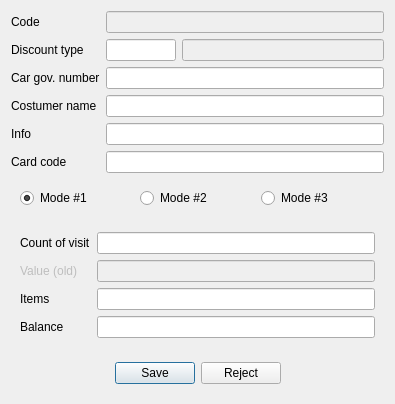
Above: RowEditor/recarclient.ui from End1-1/Resort-2 before the change. Below: the same form after it.
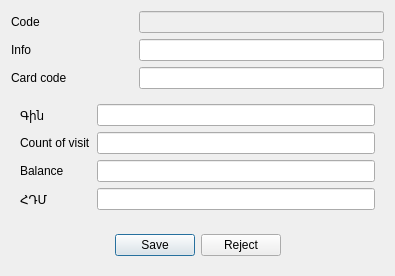
That is the form after the change. Custom widgets are drawn as their Qt base class.

The edit to the form file:
```diff
--- a/RowEditor/recarclient.ui
+++ b/RowEditor/recarclient.ui
@@ -7,150 +7,14 @@
     <x>0</x>
     <y>0</y>
     <width>395</width>
-    <height>378</height>
+    <height>259</height>
    </rect>
   </property>
   <property name="windowTitle">
    <string>Costumer</string>
   </property>
   <layout class="QGridLayout" name="gridLayout">
-   <item row="6" column="0" colspan="3">
-    <widget class="QWidget" name="widget_2" native="true">
-     <layout class="QHBoxLayout" name="horizontalLayout_2">
-      <item>
-       <widget class="QRadioButton" name="rbMode1">
-        <property name="text">
-         <string>Mode #1</string>
-        </property>
-        <property name="checked">
-         <bool>true</bool>
-        </property>
-       </widget>
-      </item>
-      <item>
-       <widget class="QRadioButton" name="rbMode2">
-        <property name="text">
-         <string>Mode #2</string>
-        </property>
-       </widget>
-      </item>
-      <item>
-       <widget class="QRadioButton" name="rbMode3">
-        <property name="text">
-         <string>Mode #3</string>
-        </property>
-       </widget>
-      </item>
-     </layout>
-    </widget>
-   </item>
-   <item row="1" column="0">
-    <widget class="QLabel" name="label_2">
-     <property name="text">
-      <string>Discount type</string>
-     </property>
-    </widget>
-   </item>
-   <item row="0" column="0">
-    <widget class="QLabel" name="label">
-     <property name="text">
-      <string>Code</string>
-     </property>
-    </widget>
-   </item>
-   <item row="1" column="1">
-    <widget class="EQLineEdit" name="leDiscTypeCode">
-     <property name="maximumSize">
-      <size>
-       <width>70</width>
-       <height>16777215</height>
-      </size>
-     </property>
-     <property name="Field" stdset="0">
-      <string>f_model</string>
-     </property>
-    </widget>
-   </item>
-   <item row="4" column="0">
-    <widget class="QLabel" name="label_5">
-     <property name="text">
-      <string>Info</string>
-     </property>
-    </widget>
-   </item>
-   <item row="3" column="0">
-    <widget class="QLabel" name="label_4">
-     <property name="text">
-      <string>Costumer name</string>
-     </property>
-    </widget>
-   </item>
-   <item row="2" column="0">
-    <widget class="QLabel" name="label_3">
-     <property name="text">
-      <string>Car gov. number</string>
-     </property>
-    </widget>
-   </item>
-   <item row="5" column="0">
-    <widget class="QLabel" name="label_6">
-     <property name="text">
-      <string>Card code</string>
-     </property>
-    </widget>
-   </item>
-   <item row="1" column="2">
-    <widget class="EQLineEdit" name="leDiscTypeName">
-     <property name="enabled">
-      <bool>false</bool>
-     </property>
-    </widget>
-   </item>
-   <item row="3" column="1" colspan="2">
-    <widget class="EQLineEdit" name="leCostumer">
-     <property name="Field" stdset="0">
-      <string>f_name</string>
-     </property>
-    </widget>
-   </item>
-   <item row="0" column="1" colspan="2">
-    <widget class="EQLineEdit" name="leCode">
-     <property name="enabled">
-      <bool>false</bool>
-     </property>
-     <property name="focusPolicy">
-      <enum>Qt::NoFocus</enum>
-     </property>
-     <property name="Field" stdset="0">
-      <string>f_id</string>
-     </property>
-     <property name="PrimaryKey" stdset="0">
-      <bool>true</bool>
-     </property>
-    </widget>
-   </item>
-   <item row="2" column="1" colspan="2">
-    <widget class="EQLineEdit" name="leCargovnumber">
-     <property name="Field" stdset="0">
-      <string>f_govNumber</string>
-     </property>
-    </widget>
-   </item>
-   <item row="4" column="1" colspan="2">
-    <widget class="EQLineEdit" name="leInfo">
-     <property name="Field" stdset="0">
-      <string>f_info</string>
-     </property>
-    </widget>
-   </item>
-   <item row="5" column="1" colspan="2">
-    <widget class="EQLineEdit" name="leCardcode">
-     <property name="Field" stdset="0">
-      <string>f_card</string>
-     </property>
-    </widget>
-   </item>
-   <item row="8" column="0" colspan="3">
+   <item row="4" column="0" colspan="3">
     <widget class="QWidget" name="widget" native="true">
      <layout class="QHBoxLayout" name="horizontalLayout">
       <item>
@@ -196,47 +60,50 @@
      </layout>
     </widget>
    </item>
-   <item row="7" column="0" colspan="3">
+   <item row="0" column="1" colspan="2">
+    <widget class="EQLineEdit" name="leCode">
+     <property name="enabled">
+      <bool>false</bool>
+     </property>
+     <property name="focusPolicy">
+      <enum>Qt::NoFocus</enum>
+     </property>
+     <property name="Field" stdset="0">
+      <string>f_id</string>
+     </property>
+     <property name="PrimaryKey" stdset="0">
+      <bool>true</bool>
+     </property>
+    </widget>
+   </item>
+   <item row="2" column="0">
+    <widget class="QLabel" name="label_6">
+     <property name="text">
+      <string>Card code</string>
+     </property>
+    </widget>
+   </item>
+   <item row="0" column="0">
+    <widget class="QLabel" name="label">
+     <property name="text">
+      <string>Code</string>
+     </property>
+    </widget>
+   </item>
+   <item row="3" column="0" colspan="3">
     <widget class="QWidget" name="widget_3" native="true">
      <layout class="QGridLayout" name="gridLayout_2">
-      <item row="0" column="1">
-       <widget class="EQLineEdit" name="leVisits"/>
-      </item>
-      <item row="1" column="1">
-       <widget class="EQLineEdit" name="leValue">
-        <property name="enabled">
-         <bool>false</bool>
-        </property>
-       </widget>
-      </item>
-      <item row="0" column="0">
+      <item row="1" column="0">
        <widget class="QLabel" name="label_7">
         <property name="text">
          <string>Count of visit</string>
         </property>
        </widget>
       </item>
-      <item row="1" column="0">
-       <widget class="QLabel" name="label_8">
-        <property name="enabled">
-         <bool>false</bool>
-        </property>
-        <property name="text">
-         <string>Value (old)</string>
-        </property>
-       </widget>
-      </item>
-      <item row="2" column="1">
-       <widget class="EQLineEdit" name="leItems"/>
+      <item row="1" column="1">
+       <widget class="EQLineEdit" name="leVisits"/>
       </item>
       <item row="2" column="0">
-       <widget class="QLabel" name="label_9">
-        <property name="text">
-         <string>Items</string>
-        </property>
-       </widget>
-      </item>
-      <item row="3" column="0">
        <widget class="QLabel" name="label_10">
         <property name="text">
          <string>Balance</string>
@@ -244,15 +111,66 @@
        </widget>
       </item>
       <item row="3" column="1">
+       <widget class="EQLineEdit" name="leFiscal">
+        <property name="enabled">
+         <bool>true</bool>
+        </property>
+        <property name="Field" stdset="0">
+         <string>f_fiscal</string>
+        </property>
+       </widget>
+      </item>
+      <item row="3" column="0">
+       <widget class="QLabel" name="label_11">
+        <property name="text">
+         <string>ՀԴՄ</string>
+        </property>
+       </widget>
+      </item>
+      <item row="2" column="1">
        <widget class="EQLineEdit" name="leBalance">
         <property name="enabled">
          <bool>true</bool>
         </property>
        </widget>
       </item>
+      <item row="0" column="0">
+       <widget class="QLabel" name="label_8">
+        <property name="text">
+         <string>Գին</string>
+        </property>
+       </widget>
+      </item>
+      <item row="0" column="1">
+       <widget class="EQLineEdit" name="lePrice"/>
+      </item>
      </layout>
     </widget>
    </item>
+   <item row="2" column="1" colspan="2">
+    <widget class="EQLineEdit" name="leCardcode">
+     <property name="readOnly">
+      <bool>true</bool>
+     </property>
+     <property name="Field" stdset="0">
+      <string>f_code</string>
+     </property>
+    </widget>
+   </item>
+   <item row="1" column="1" colspan="2">
+    <widget class="EQLineEdit" name="leInfo">
+     <property name="Field" stdset="0">
+      <string>f_info</string>
+     </property>
+    </widget>
+   </item>
+   <item row="1" column="0">
+    <widget class="QLabel" name="label_5">
+     <property name="text">
+      <string>Info</string>
+     </property>
+    </widget>
+   </item>
   </layout>
  </widget>
  <customwidgets>
```
